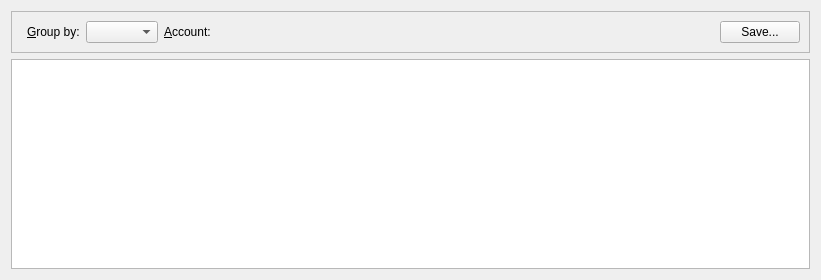
Qt form jal/ui/reports/deals_report.ui (titov-vv/jal) before a commit.
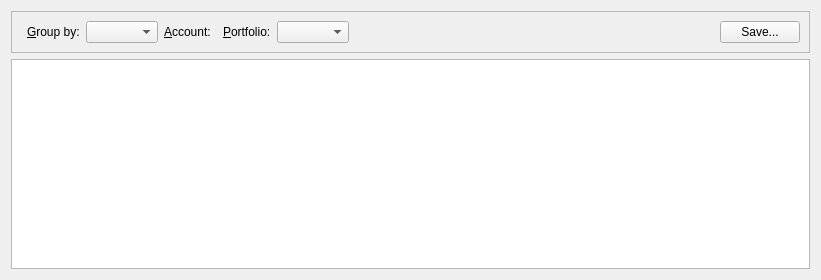
The same form after that commit. Custom widgets are drawn as their Qt base class.

Commit message: Portfolio filter in Deals and Asset payments reports

The edit to the form file:
```diff
--- a/jal/ui/reports/deals_report.ui
+++ b/jal/ui/reports/deals_report.ui
@@ -85,6 +85,35 @@
       <item>
        <widget class="ReferenceSelectorWidget" name="ReportAccountEdit"/>
       </item>
+      <item>
+       <spacer name="portfolioSpacer">
+        <property name="orientation">
+         <enum>Qt::Orientation::Horizontal</enum>
+        </property>
+        <property name="sizeType">
+         <enum>QSizePolicy::Fixed</enum>
+        </property>
+        <property name="sizeHint" stdset="0">
+         <size>
+          <width>0</width>
+          <height>20</height>
+         </size>
+        </property>
+       </spacer>
+      </item>
+      <item>
+       <widget class="QLabel" name="PortfolioLbl">
+        <property name="text">
+         <string>&amp;Portfolio:</string>
+        </property>
+        <property name="buddy">
+         <cstring>PortfolioCombo</cstring>
+        </property>
+       </widget>
+      </item>
+      <item>
+       <widget class="PortfolioCombo" name="PortfolioCombo"/>
+      </item>
       <item>
        <spacer name="ReportFrameSpacer">
         <property name="orientation">
@@ -148,6 +177,11 @@
    <header>jal/widgets/reference_selector.h</header>
    <container>1</container>
   </customwidget>
+  <customwidget>
+   <class>PortfolioCombo</class>
+   <extends>QComboBox</extends>
+   <header>jal/widgets/custom/portfolio_combo.h</header>
+  </customwidget>
  </customwidgets>
  <resources/>
  <connections/>
```
Left out of the diff: 1 changed line with no effect on the pictures. The commit also changes 11 other files.
